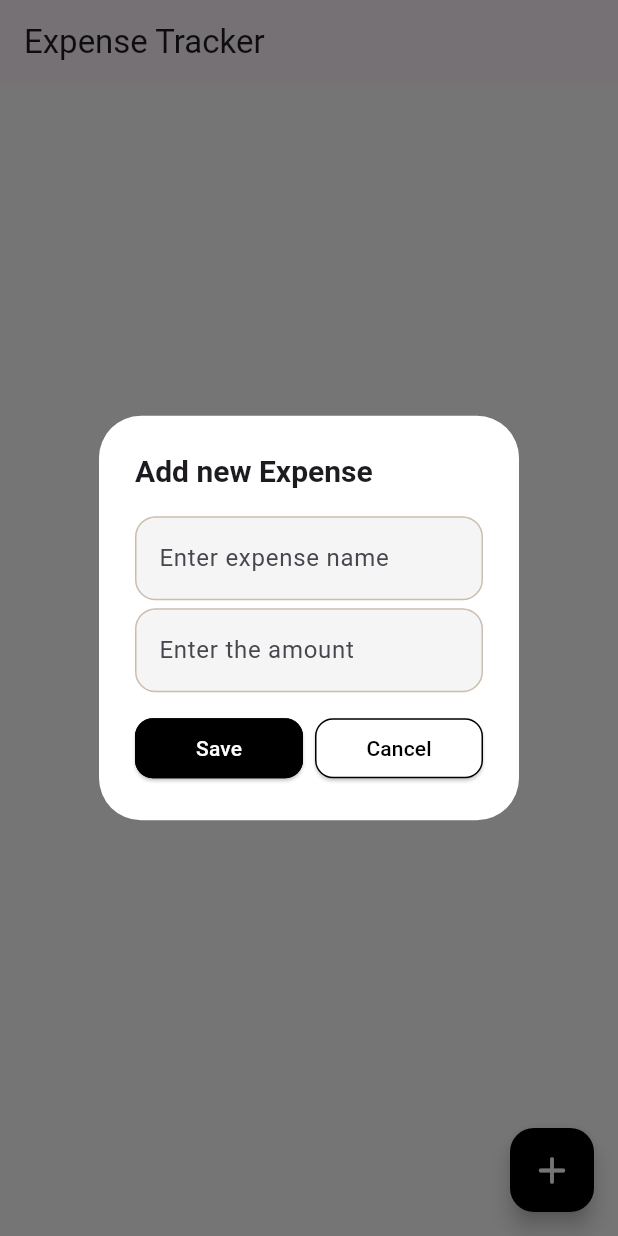
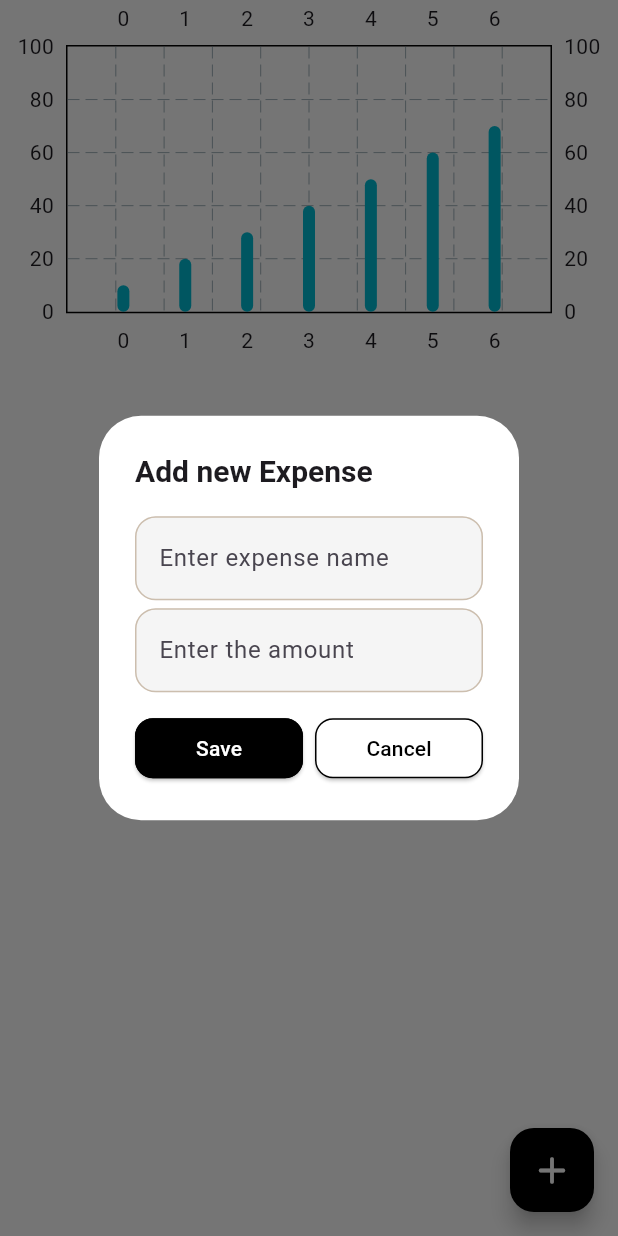
Before and after one commit to yousefsobhy12/Expense-Tracker, a Flutter app: the screen it shows after launch, after a tap on the "add" icon, on a phone screen of 412 x 824 dp. Run offline on Flutter 3.47's test engine with Material 3 defaults, Android fonts, the phone set to English and light mode, and no system bars; drawn by our look-alikes of fl_chart; our stand-ins replace flutter_screenutil.

Commit message:
feat: create and display custom bar chart widget for expenses, and refactor list tile widget

```diff
--- /dev/null
+++ b/lib/bar_graph/bar_data.dart
@@ -0,0 +1,42 @@
+import 'package:expense_tracker/bar_graph/individual_bar.dart';
+
+class BarData {
+  final double satAmount;
+  final double sunAmount;
+  final double monAmount;
+  final double tueAmount;
+  final double wedAmount;
+  final double thurAmount;
+  final double friAmount;
+
+  BarData({
+    required this.satAmount,
+    required this.sunAmount,
+    required this.monAmount,
+    required this.tueAmount,
+    required this.wedAmount,
+    required this.thurAmount,
+    required this.friAmount,
+  });
+
+  List<IndividualBar> dataBar = [];
+
+  void initializeDataBar() {
+    dataBar = [
+      // Sat
+      IndividualBar(x: 0, y: satAmount),
+      // Sun
+      IndividualBar(x: 1, y: sunAmount),
+      // Mon
+      IndividualBar(x: 2, y: monAmount),
+      // Tue
+      IndividualBar(x: 3, y: tueAmount),
+      // Wed
+      IndividualBar(x: 4, y: wedAmount),
+      // Thu
+      IndividualBar(x: 5, y: thurAmount),
+      // Fri
+      IndividualBar(x: 6, y: friAmount),
+    ];
+  }
+}
--- /dev/null
+++ b/lib/bar_graph/individual_bar.dart
@@ -0,0 +1,6 @@
+class IndividualBar {
+  final int x;
+  final double y;
+
+  IndividualBar({required this.x, required this.y});
+}
--- /dev/null
+++ b/lib/bar_graph/my_bar_graph.dart
@@ -0,0 +1,54 @@
+import 'package:expense_tracker/bar_graph/bar_data.dart';
+import 'package:fl_chart/fl_chart.dart';
+import 'package:flutter/material.dart';
+
+class MyBarGraph extends StatelessWidget {
+  const MyBarGraph({
+    super.key,
+    this.maxY,
+    required this.satAmount,
+    required this.sunAmount,
+    required this.monAmount,
+    required this.tueAmount,
+    required this.wedAmount,
+    required this.thurAmount,
+    required this.friAmount,
+  });
+  final double? maxY;
+  final double satAmount;
+  final double sunAmount;
+  final double monAmount;
+  final double tueAmount;
+  final double wedAmount;
+  final double thurAmount;
+  final double friAmount;
+
+  @override
+  Widget build(BuildContext context) {
+    BarData myBarData = BarData(
+      satAmount: satAmount,
+      sunAmount: sunAmount,
+      monAmount: monAmount,
+      tueAmount: tueAmount,
+      wedAmount: wedAmount,
+      thurAmount: thurAmount,
+      friAmount: friAmount,
+    );
+    myBarData.initializeDataBar();
+
+    return BarChart(
+      BarChartData(
+        maxY: maxY,
+        minY: 0,
+        barGroups: myBarData.dataBar
+            .map(
+              (data) => BarChartGroupData(
+                x: data.x,
+                barRods: [BarChartRodData(toY: data.y)],
+              ),
+            )
+            .toList(),
+      ),
+    );
+  }
+}
--- a/lib/views/home_view.dart
+++ b/lib/views/home_view.dart
@@ -2,6 +2,8 @@ import 'package:expense_tracker/data/expense_data.dart';
 import 'package:expense_tracker/models/expense_model.dart';
 import 'package:expense_tracker/widgets/custom_elevated_button.dart';
 import 'package:expense_tracker/widgets/custom_text_form_field.dart';
+import 'package:expense_tracker/widgets/expense_list_tile.dart';
+import 'package:expense_tracker/widgets/my_expense_summary.dart';
 import 'package:flutter/material.dart';
 import 'package:provider/provider.dart';
 
@@ -83,18 +85,22 @@ class _HomeViewState extends State<HomeView> {
       builder: (context, value, child) {
         return Scaffold(
           backgroundColor: Colors.white,
-          appBar: AppBar(title: Text('Expense Tracker')),
-          body: ListView.builder(
-            itemCount: value.overallExpenseList.length,
-            itemBuilder: (context, index) {
-              return ListTile(
-                title: Text(value.getAllExpenses()[index].name),
-                subtitle: Text(
-                  value.getAllExpenses()[index].dateTime.toString(),
-                ),
-                trailing: Text('${value.getAllExpenses()[index].amount} L.E'),
-              );
-            },
+          body: ListView(
+            children: [
+              MyExpenseSummary(startOfWeek: value.startOfWeekDate(),),
+              ListView.builder(
+                shrinkWrap: true,
+                physics: NeverScrollableScrollPhysics(),
+                itemCount: value.overallExpenseList.length,
+                itemBuilder: (context, index) {
+                  return ExpenseListTile(
+                    name: value.getAllExpenses()[index].name,
+                    amount: '${value.getAllExpenses()[index].amount} L.E',
+                    dateTime: value.getAllExpenses()[index].dateTime,
+                  );
+                },
+              ),
+            ],
           ),
           floatingActionButton: FloatingActionButton(
             onPressed: addNewExpense,
--- /dev/null
+++ b/lib/widgets/expense_list_tile.dart
@@ -0,0 +1,29 @@
+import 'package:flutter/material.dart';
+
+class ExpenseListTile extends StatelessWidget {
+  const ExpenseListTile({
+    super.key,
+    required this.name,
+    required this.amount,
+    required this.dateTime,
+  });
+
+  final String name;
+  final String amount;
+  final DateTime dateTime;
+
+  @override
+  Widget build(BuildContext context) {
+    return ListTile(
+      title: Text(
+        name,
+        style: TextStyle(fontSize: 20, fontWeight: FontWeight.bold),
+      ),
+      subtitle: Text('${dateTime.day}/${dateTime.month}/${dateTime.year}'),
+      trailing: Text(
+        amount,
+        style: TextStyle(fontSize: 16, fontWeight: FontWeight.w500),
+      ),
+    );
+  }
+}
--- /dev/null
+++ b/lib/widgets/my_expense_summary.dart
@@ -0,0 +1,30 @@
+import 'package:expense_tracker/bar_graph/my_bar_graph.dart';
+import 'package:expense_tracker/data/expense_data.dart';
+import 'package:flutter/material.dart';
+import 'package:flutter_screenutil/flutter_screenutil.dart';
+import 'package:provider/provider.dart';
+
+class MyExpenseSummary extends StatelessWidget {
+  const MyExpenseSummary({super.key, required this.startOfWeek});
+  final DateTime startOfWeek;
+  @override
+  Widget build(BuildContext context) {
+    return Consumer<ExpenseData>(
+      builder: (context, value, child) {
+        return SizedBox(
+          height: 200.h,
+          child: MyBarGraph(
+            satAmount: 10,
+            sunAmount: 20,
+            monAmount: 30,
+            tueAmount: 40,
+            wedAmount: 50,
+            thurAmount: 60,
+            friAmount: 70,
+            maxY: 100,
+          ),
+        );
+      },
+    );
+  }
+}
--- a/pubspec.yaml
+++ b/pubspec.yaml
@@ -36,6 +36,7 @@ dependencies:
   cupertino_icons: ^1.0.8
   flutter_screenutil: ^5.9.3
   provider: ^6.1.5+1
+  fl_chart: ^1.1.1
 
 dev_dependencies:
   flutter_test:
```
Also changed, not shown: pubspec.lock.
